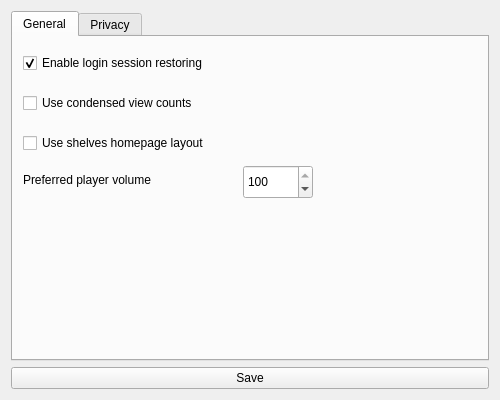
Above: ui/settingsform.ui from BowDown097/QtTube before the change. Below: the same form after it.
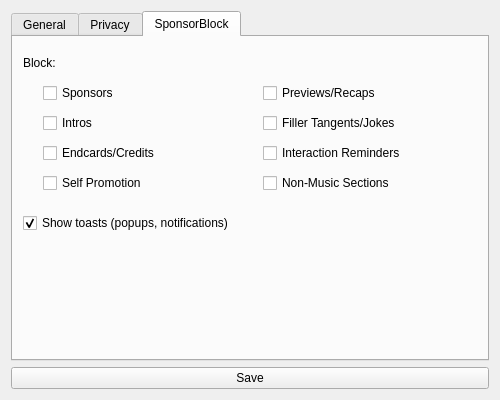
That is the form after the change. The open tabs and pages were chosen to show the change.

Commit message:
Add SponsorBlock integration
No seekbar indicators, although I'm not sure if that's even possible to
do. Not ported to MPV backend as it would require completely different
code which I don't feel like doing.

Diff of the .ui file:
```diff
--- a/ui/settingsform.ui
+++ b/ui/settingsform.ui
@@ -14,6 +14,13 @@
    <string>Settings</string>
   </property>
   <layout class="QGridLayout" name="gridLayout">
+   <item row="1" column="0">
+    <widget class="QPushButton" name="saveButton">
+     <property name="text">
+      <string>Save</string>
+     </property>
+    </widget>
+   </item>
    <item row="0" column="0">
     <widget class="QTabWidget" name="tabWidget">
      <property name="currentIndex">
@@ -43,7 +50,7 @@
        <property name="geometry">
         <rect>
          <x>10</x>
-         <y>50</y>
+         <y>130</y>
          <width>400</width>
          <height>32</height>
         </rect>
@@ -59,7 +66,7 @@
        <property name="geometry">
         <rect>
          <x>10</x>
-         <y>130</y>
+         <y>210</y>
          <width>220</width>
          <height>26</height>
         </rect>
@@ -72,7 +79,7 @@
        <property name="geometry">
         <rect>
          <x>230</x>
-         <y>128</y>
+         <y>208</y>
          <width>70</width>
          <height>34</height>
         </rect>
@@ -88,7 +95,7 @@
        <property name="geometry">
         <rect>
          <x>10</x>
-         <y>90</y>
+         <y>170</y>
          <width>400</width>
          <height>32</height>
         </rect>
@@ -100,6 +107,41 @@
         <string>Use shelves homepage layout</string>
        </property>
       </widget>
+      <widget class="QCheckBox" name="returnDislike">
+       <property name="geometry">
+        <rect>
+         <x>10</x>
+         <y>50</y>
+         <width>400</width>
+         <height>32</height>
+        </rect>
+       </property>
+       <property name="toolTip">
+        <string>As an example, &quot;135,230 views&quot; would be condensed to &quot;135.2k views.&quot;</string>
+       </property>
+       <property name="text">
+        <string>Enable 'Return Youtube Dislike' integration</string>
+       </property>
+       <property name="checked">
+        <bool>true</bool>
+       </property>
+      </widget>
+      <widget class="QCheckBox" name="fullSubs">
+       <property name="geometry">
+        <rect>
+         <x>10</x>
+         <y>90</y>
+         <width>400</width>
+         <height>32</height>
+        </rect>
+       </property>
+       <property name="toolTip">
+        <string>As an example, &quot;135,230 views&quot; would be condensed to &quot;135.2k views.&quot;</string>
+       </property>
+       <property name="text">
+        <string>Use full subscriber counts</string>
+       </property>
+      </widget>
      </widget>
      <widget class="QWidget" name="privacy">
       <attribute name="title">
@@ -144,13 +186,171 @@
        </property>
       </widget>
      </widget>
-    </widget>
-   </item>
-   <item row="1" column="0">
-    <widget class="QPushButton" name="saveButton">
-     <property name="text">
-      <string>Save</string>
-     </property>
+     <widget class="QWidget" name="sponsorblock">
+      <attribute name="title">
+       <string>SponsorBlock</string>
+      </attribute>
+      <widget class="QLabel" name="blockLabel">
+       <property name="geometry">
+        <rect>
+         <x>10</x>
+         <y>10</y>
+         <width>400</width>
+         <height>32</height>
+        </rect>
+       </property>
+       <property name="text">
+        <string>Block:</string>
+       </property>
+      </widget>
+      <widget class="QCheckBox" name="blockSponsor">
+       <property name="geometry">
+        <rect>
+         <x>30</x>
+         <y>40</y>
+         <width>250</width>
+         <height>32</height>
+        </rect>
+       </property>
+       <property name="text">
+        <string>Sponsors</string>
+       </property>
+       <property name="checked">
+        <bool>false</bool>
+       </property>
+      </widget>
+      <widget class="QCheckBox" name="blockIntro">
+       <property name="enabled">
+        <bool>true</bool>
+       </property>
+       <property name="geometry">
+        <rect>
+         <x>30</x>
+         <y>70</y>
+         <width>250</width>
+         <height>32</height>
+        </rect>
+       </property>
+       <property name="text">
+        <string>Intros</string>
+       </property>
+       <property name="checked">
+        <bool>false</bool>
+       </property>
+      </widget>
+      <widget class="QCheckBox" name="blockOutro">
+       <property name="geometry">
+        <rect>
+         <x>30</x>
+         <y>100</y>
+         <width>250</width>
+         <height>32</height>
+        </rect>
+       </property>
+       <property name="text">
+        <string>Endcards/Credits</string>
+       </property>
+       <property name="checked">
+        <bool>false</bool>
+       </property>
+      </widget>
+      <widget class="QCheckBox" name="blockSelfPromo">
+       <property name="geometry">
+        <rect>
+         <x>30</x>
+         <y>130</y>
+         <width>250</width>
+         <height>32</height>
+        </rect>
+       </property>
+       <property name="text">
+        <string>Self Promotion</string>
+       </property>
+       <property name="checked">
+        <bool>false</bool>
+       </property>
+      </widget>
+      <widget class="QCheckBox" name="blockPreview">
+       <property name="geometry">
+        <rect>
+         <x>250</x>
+         <y>40</y>
+         <width>224</width>
+         <height>32</height>
+        </rect>
+       </property>
+       <property name="text">
+        <string>Previews/Recaps</string>
+       </property>
+       <property name="checked">
+        <bool>false</bool>
+       </property>
+      </widget>
+      <widget class="QCheckBox" name="blockFiller">
+       <property name="geometry">
+        <rect>
+         <x>250</x>
+         <y>70</y>
+         <width>224</width>
+         <height>32</height>
+        </rect>
+       </property>
+       <property name="text">
+        <string>Filler Tangents/Jokes</string>
+       </property>
+       <property name="checked">
+        <bool>false</bool>
+       </property>
+      </widget>
+      <widget class="QCheckBox" name="blockInteraction">
+       <property name="geometry">
+        <rect>
+         <x>250</x>
+         <y>100</y>
+         <width>224</width>
+         <height>32</height>
+        </rect>
+       </property>
+       <property name="text">
+        <string>Interaction Reminders</string>
+       </property>
+       <property name="checked">
+        <bool>false</bool>
+       </property>
+      </widget>
+      <widget class="QCheckBox" name="blockNonMusic">
+       <property name="geometry">
+        <rect>
+         <x>250</x>
+         <y>130</y>
+         <width>224</width>
+         <height>32</height>
+        </rect>
+       </property>
+       <property name="text">
+        <string>Non-Music Sections</string>
+       </property>
+       <property name="checked">
+        <bool>false</bool>
+       </property>
+      </widget>
+      <widget class="QCheckBox" name="showToasts">
+       <property name="geometry">
+        <rect>
+         <x>10</x>
+         <y>170</y>
+         <width>400</width>
+         <height>32</height>
+        </rect>
+       </property>
+       <property name="text">
+        <string>Show toasts (popups, notifications)</string>
+       </property>
+       <property name="checked">
+        <bool>true</bool>
+       </property>
+      </widget>
+     </widget>
     </widget>
    </item>
   </layout>
```
The commit also changes 8 other files.
